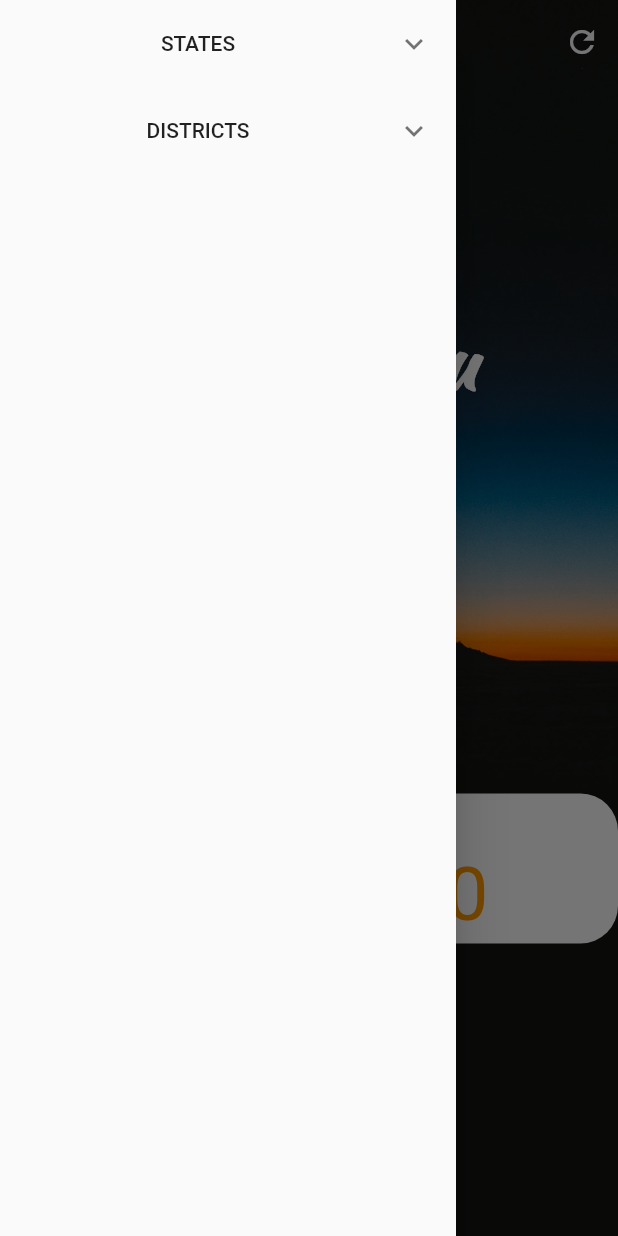
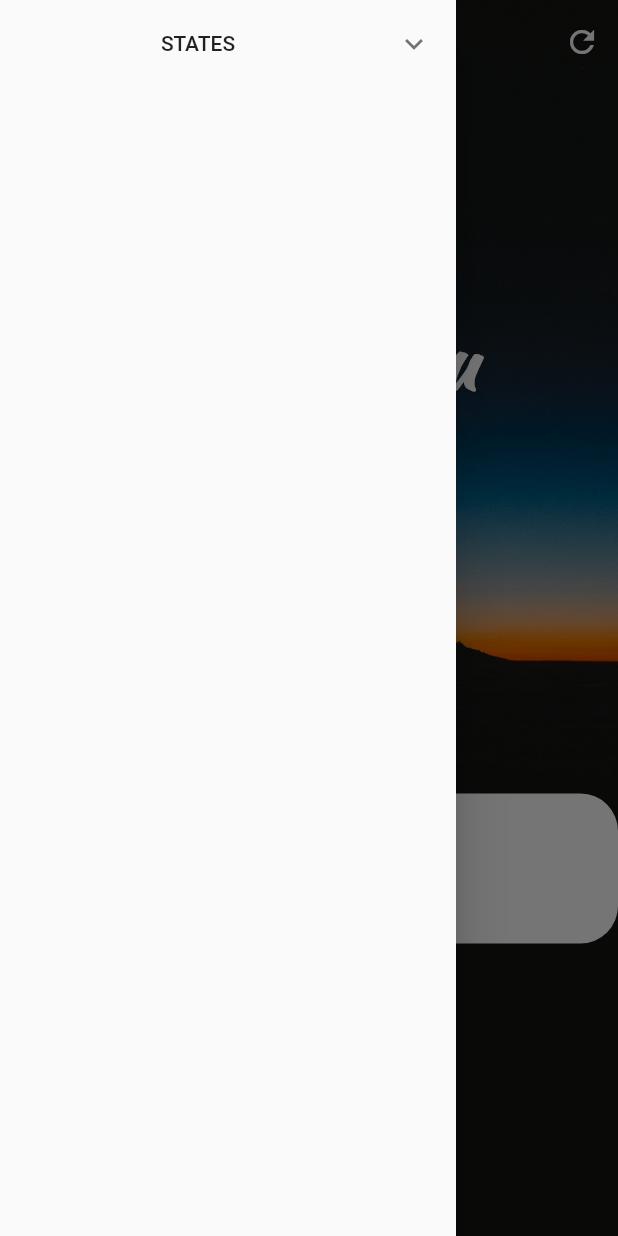
Before and after one commit to HariRahul/MinimalCovid, a Flutter app: the screen it shows after launch, with the side drawer open, on a phone screen of 412 x 824 dp. Run offline on Flutter 3.47's test engine with Material 2 defaults, Android fonts, the phone set to English and light mode, and no system bars; our stand-ins replace show_up_animation; network calls fail.

Commit message:
districts removed as no API available now

```diff
--- a/lib/main.dart
+++ b/lib/main.dart
@@ -95,20 +95,20 @@ class _jsonifyState extends State<jsonify> {
       });
     });
 
-    fetchDistricts().then((a) {
-      setState(() {
-        parsedDataDistrict = a;
-        parsedDataDistrict[stateTitle]
-            .forEach((key, value) => stateDistricts.add(key));
-
-        districtButtons(stateDistricts);
-        districtName = stateDistricts[0];
-
-        datas = parsedDataDistrict[stateTitle][districtName];
-
-        countDistrict = datas[datas.length - 2]['confirmed'];
-      });
-    });
+//    fetchDistricts().then((a) {
+//      setState(() {
+//        parsedDataDistrict = a;
+//        parsedDataDistrict[stateTitle]
+//            .forEach((key, value) => stateDistricts.add(key));
+//
+//        districtButtons(stateDistricts);
+//        districtName = stateDistricts[0];
+//
+//        datas = parsedDataDistrict[stateTitle][districtName];
+//
+//        countDistrict = datas[datas.length - 2]['confirmed'];
+//      });
+//    });
   }
 
   List<FlatButton> stateButtons() {
@@ -118,12 +118,12 @@ class _jsonifyState extends State<jsonify> {
     return temporaryButtons;
   }
 
-  List<FlatButton> districtButtons(List<String> districts) {
-    List<FlatButton> temporaryButtons = [];
-    districts.forEach(
-        (element) => temporaryButtons.add(createButtonDistricts(element)));
-    return temporaryButtons;
-  }
+//  List<FlatButton> districtButtons(List<String> districts) {
+//    List<FlatButton> temporaryButtons = [];
+//    districts.forEach(
+//        (element) => temporaryButtons.add(createButtonDistricts(element)));
+//    return temporaryButtons;
+//  }
 
   FlatButton createButton(String stateName) {
     return FlatButton(
@@ -136,15 +136,15 @@ class _jsonifyState extends State<jsonify> {
 
           countState = parsedData[stateChoice];
 
-          stateDistricts.clear();
-          parsedDataDistrict[stateTitle]
-              .forEach((key, value) => stateDistricts.add(key));
-          districtButtons(stateDistricts);
+//          stateDistricts.clear();
+//          parsedDataDistrict[stateTitle]
+//              .forEach((key, value) => stateDistricts.add(key));
+//          districtButtons(stateDistricts);
 
-          districtName = stateDistricts[0];
+//          districtName = stateDistricts[0];
 
-          datas = parsedDataDistrict[stateTitle][districtName];
-          countDistrict = datas[datas.length - 1]['confirmed'];
+//          datas = parsedDataDistrict[stateTitle][districtName];
+//          countDistrict = datas[datas.length - 1]['confirmed'];
 
           Navigator.pop(context);
         });
@@ -152,19 +152,19 @@ class _jsonifyState extends State<jsonify> {
     );
   }
 
-  FlatButton createButtonDistricts(String stateName) {
-    return FlatButton(
-      child: Text(stateName),
-      onPressed: () {
-        setState(() {
-          datas = parsedDataDistrict[stateTitle][stateName];
-          districtName = stateName;
-          countDistrict = datas[datas.length - 1]['confirmed'];
-          Navigator.pop(context);
-        });
-      },
-    );
-  }
+//  FlatButton createButtonDistricts(String stateName) {
+//    return FlatButton(
+//      child: Text(stateName),
+//      onPressed: () {
+//        setState(() {
+//          datas = parsedDataDistrict[stateTitle][stateName];
+//          districtName = stateName;
+//          countDistrict = datas[datas.length - 1]['confirmed'];
+//          Navigator.pop(context);
+//        });
+//      },
+//    );
+//  }
 
   @override
   Widget build(BuildContext context) {
@@ -177,10 +177,10 @@ class _jsonifyState extends State<jsonify> {
                 title: Center(child: Text("STATES")),
                 children: stateButtons(),
               ),
-              ExpansionTile(
-                title: Center(child: Text('DISTRICTS')),
-                children: districtButtons(stateDistricts),
-              ),
+//              ExpansionTile(
+//                title: Center(child: Text('DISTRICTS')),
+//                children: districtButtons(stateDistricts),
+//              ),
             ],
           ),
         ),
@@ -283,60 +283,60 @@ class _jsonifyState extends State<jsonify> {
                           ),
                         ),
                       ),
-                      SizedBox(
-                        width: 10.0,
-                      ),
-                      Expanded(
-                        flex: 1,
-                        child: Container(
-                          height: 100.0,
-                          decoration: BoxDecoration(
-                            color: Colors.white,
-                            borderRadius: BorderRadius.all(
-                              Radius.circular(25.0),
-                            ),
-                          ),
-                          child: Center(
-                            child: Column(
-                              mainAxisAlignment: MainAxisAlignment.center,
-                              children: <Widget>[
-                                FittedBox(
-                                  fit: BoxFit.contain,
-                                  child: Padding(
-                                    padding: const EdgeInsets.only(
-                                        left: 20.0, right: 20.0),
-                                    child: Container(
-                                      child: Text(
-                                        districtName,
-                                        style: TextStyle(
-                                          color: Colors.black,
-                                          fontSize: 30.0,
-                                        ),
-                                      ),
-                                    ),
-                                  ),
-                                ),
-                                FittedBox(
-                                  fit: BoxFit.contain,
-                                  child: Padding(
-                                    padding: const EdgeInsets.only(
-                                        left: 20.0, right: 20.0),
-                                    child: Container(
-                                      child: Text(
-                                        countDistrict.toString(),
-                                        style: TextStyle(
-                                          fontSize: 50.0,
-                                          color: Colors.orange,
-                                        ),
-                                      ),
-                                    ),
-                                  ),
-                                ),
-                              ],
-                            ),
-                          ),
-                        ),
-                      ),
+//                      SizedBox(
+//                        width: 10.0,
+//                      ),
+//                      Expanded(
+//                        flex: 1,
+//                        child: Container(
+//                          height: 100.0,
+//                          decoration: BoxDecoration(
+//                            color: Colors.white,
+//                            borderRadius: BorderRadius.all(
+//                              Radius.circular(25.0),
+//                            ),
+//                          ),
+//                          child: Center(
+//                            child: Column(
+//                              mainAxisAlignment: MainAxisAlignment.center,
+//                              children: <Widget>[
+//                                FittedBox(
+//                                  fit: BoxFit.contain,
+//                                  child: Padding(
+//                                    padding: const EdgeInsets.only(
+//                                        left: 20.0, right: 20.0),
+//                                    child: Container(
+//                                      child: Text(
+//                                        districtName,
+//                                        style: TextStyle(
+//                                          color: Colors.black,
+//                                          fontSize: 30.0,
+//                                        ),
+//                                      ),
+//                                    ),
+//                                  ),
+//                                ),
+//                                FittedBox(
+//                                  fit: BoxFit.contain,
+//                                  child: Padding(
+//                                    padding: const EdgeInsets.only(
+//                                        left: 20.0, right: 20.0),
+//                                    child: Container(
+//                                      child: Text(
+//                                        countDistrict.toString(),
+//                                        style: TextStyle(
+//                                          fontSize: 50.0,
+//                                          color: Colors.orange,
+//                                        ),
+//                                      ),
+//                                    ),
+//                                  ),
+//                                ),
+//                              ],
+//                            ),
+//                          ),
+//                        ),
+//                      ),
                     ],
                   ),
                 ],
@@ -358,20 +358,20 @@ class _jsonifyState extends State<jsonify> {
                           dateState = parsedData['date'];
                         });
                       });
-                      fetchDistricts().then((a) {
-                        setState(() {
-                          parsedDataDistrict = a;
-                          parsedDataDistrict[stateTitle]
-                              .forEach((key, value) => stateDistricts.add(key));
-
-                          districtButtons(stateDistricts);
-                          districtName = stateDistricts[0];
-
-                          datas = parsedDataDistrict[stateTitle][districtName];
-                          countDistrict =
-                              datas[datas.length - 2]['confirmed'];
-                        });
-                      });
+//                      fetchDistricts().then((a) {
+//                        setState(() {
+//                          parsedDataDistrict = a;
+//                          parsedDataDistrict[stateTitle]
+//                              .forEach((key, value) => stateDistricts.add(key));
+//
+//                          districtButtons(stateDistricts);
+//                          districtName = stateDistricts[0];
+//
+//                          datas = parsedDataDistrict[stateTitle][districtName];
+//                          countDistrict =
+//                              datas[datas.length - 2]['confirmed'];
+//                        });
+//                      });
                     },
                   ),
                 ],
```
